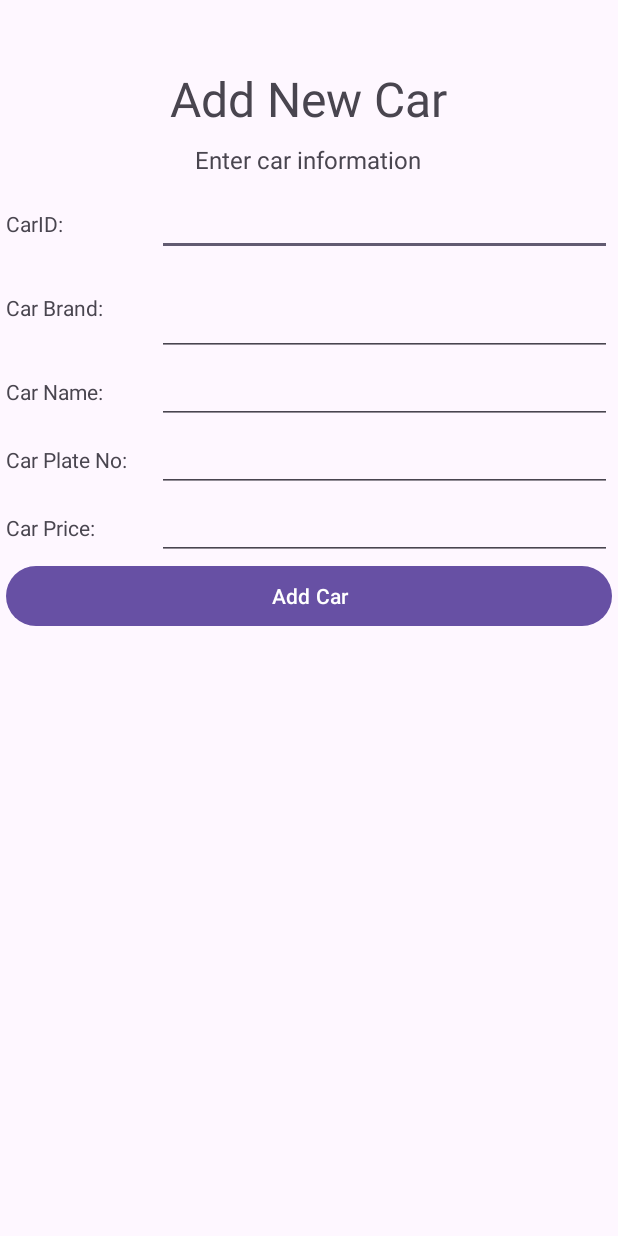
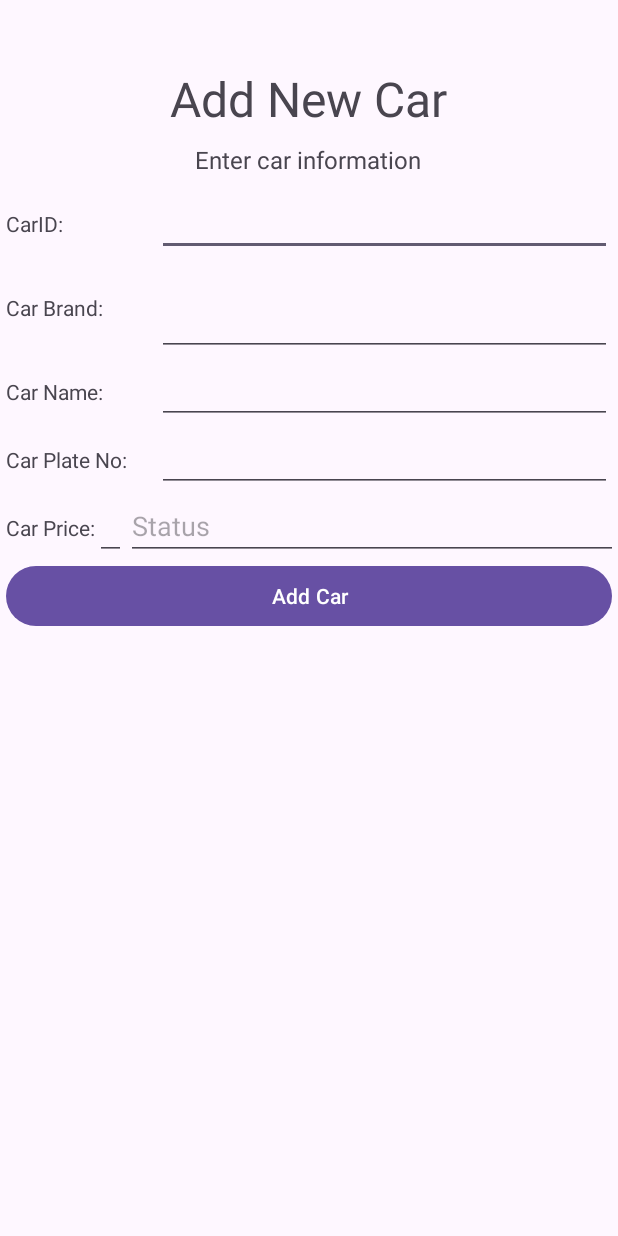
Before and after one commit to shafiqoze/Letsago2, an Android app: the NewCarActivity screen opened directly, with no data from a screen before it, after a tap on "Add Car", on a phone screen of 412 x 824 dp. Run offline under Robolectric (Android 15) with nearby library versions, the phone set to English and light mode, and no system bars; 4 statements that could not run were skipped.

```diff
--- a/app/src/main/java/com/example/lab_rest/NewCarActivity.java
+++ b/app/src/main/java/com/example/lab_rest/NewCarActivity.java
@@ -51,13 +51,14 @@ public class NewCarActivity extends AppCompatActivity {
         txtCarName = findViewById(R.id.txtCarName);
         txtCarPlateNo = findViewById(R.id.txtCarPlateNo);
         txtCarPrice = findViewById(R.id.txtCarPrice);
+        txtStatus = findViewById(R.id.txtStatus);
 
 
     }
 
 
     /**
-     * Called when Add Book button is clicked
+     * Called when Add Car button is clicked
      * @param v
      */
     public void addNewCar(View v) {
@@ -69,6 +70,9 @@ public class NewCarActivity extends AppCompatActivity {
         String CarPlateNo = txtCarPlateNo.getText().toString();
         String CarPrice = txtCarPrice.getText().toString();
         char Status = txtStatus.getText().toString().charAt(0);
+
+        Log.d("NewCarActivity", "Car details: ID=" + CarID + ", Brand=" + CarBrand + ", Name=" + CarName +
+                ", PlateNo=" + CarPlateNo + ", Price=" + CarPrice + ", Status=" + Status);
 
         // get user info from SharedPreferences
         SharePrefManager spm = new SharePrefManager(getApplicationContext());
@@ -87,7 +91,7 @@ public class NewCarActivity extends AppCompatActivity {
             public void onResponse(Call<Car> call, Response<Car> response) {
 
                 // for debug purpose
-                Log.d("MyApp:", "Response: " + response.raw().toString());
+                Log.d("NewCarActivity:", "Response: " + response.raw().toString());
 
                 if (response.code() == 201) {
                     // book added successfully
@@ -110,7 +114,7 @@ public class NewCarActivity extends AppCompatActivity {
                 else {
                     Toast.makeText(getApplicationContext(), "Error: " + response.message(), Toast.LENGTH_LONG).show();
                     // server return other error
-                    Log.e("MyApp: ", response.toString());
+                    Log.e("NewCarActivity: ", response.toString());
                 }
             }
 
--- a/app/src/main/java/com/example/lab_rest/remote/CarService.java
+++ b/app/src/main/java/com/example/lab_rest/remote/CarService.java
@@ -1,11 +1,13 @@
 package com.example.lab_rest.remote;
 
 import com.example.lab_rest.model.Car;
+import com.example.lab_rest.model.DeleteResponse;
 
 import java.util.List;
 
 import retrofit2.Call;
 import retrofit2.http.Body;
+import retrofit2.http.DELETE;
 import retrofit2.http.GET;
 import retrofit2.http.Header;
 import retrofit2.http.POST;
@@ -36,5 +38,10 @@ public interface CarService {
             @Body Car car
     );
 
+    @DELETE("Car/{id}")
+    Call<DeleteResponse> deleteCar(
+            @Header("Authorization") String token,
+            @Path("id") int id
+    );
 
 }
--- a/app/src/main/res/layout/activity_new_car.xml
+++ b/app/src/main/res/layout/activity_new_car.xml
@@ -119,6 +119,13 @@
                 android:layout_height="wrap_content"
                 android:layout_weight="0.75"
                 android:inputType="number" />
+
+            <EditText
+                android:id="@+id/txtStatus"
+                android:layout_width="match_parent"
+                android:layout_height="wrap_content"
+                android:hint="Status" />
+
         </LinearLayout>
 
         <LinearLayout
```
Also changed, not shown: app/src/main/java/com/example/lab_rest/CarListActivity.java (+147 -20 lines), app/src/main/res/layout/activity_car_list.xml (+14 -0 lines).
